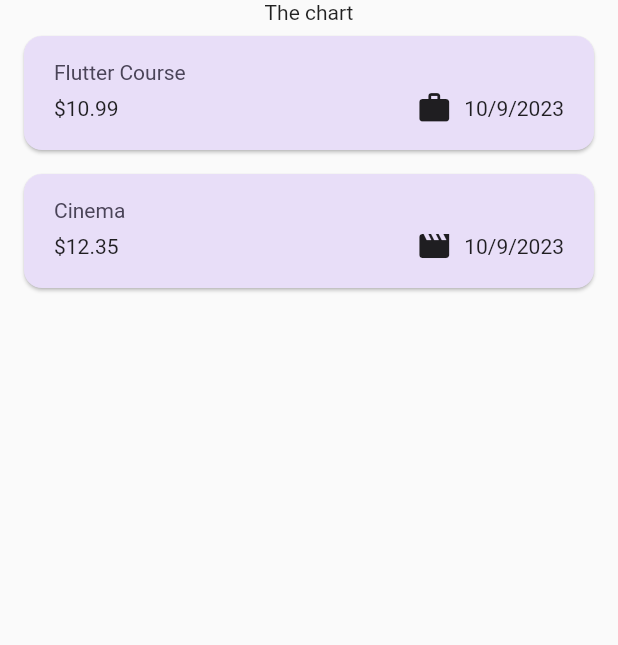
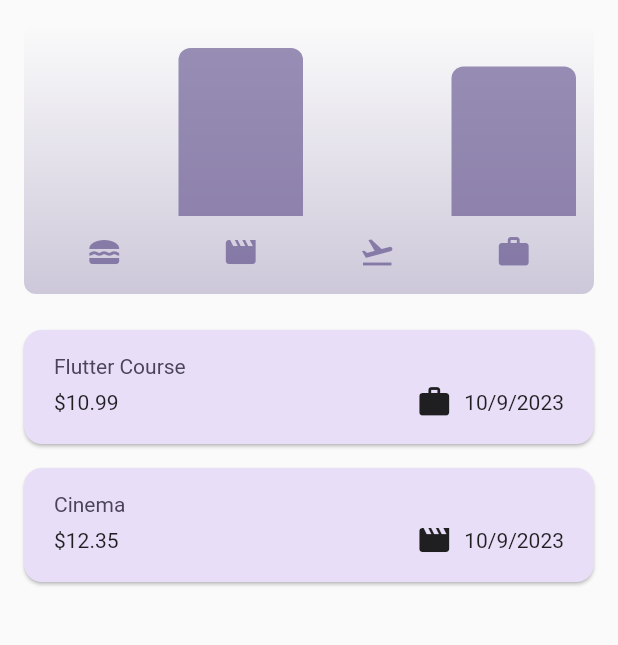
Before and after one commit to Louis-Gil/playground, a Flutter app: the screen it shows after launch, on a phone screen of 412 x 824 dp, the part 84-729 px from its top. Run offline on Flutter 3.47's test engine with Material 2 defaults, Android fonts, the phone set to English and light mode, and no system bars; our stand-ins replace google_fonts.

Commit message:
feat : Add chart at expenses

```diff
--- a/flutter_guild/expense_tracker/lib/models/expense.dart
+++ b/flutter_guild/expense_tracker/lib/models/expense.dart
@@ -34,3 +34,28 @@ class Expense {
     return formatter.format(date);
   }
 }
+
+class ExpenseBucket {
+  const ExpenseBucket({
+    required this.category,
+    required this.expenses,
+  });
+
+  ExpenseBucket.forCategory(List<Expense> allExpenses, this.category)
+      : expenses = allExpenses
+            .where((expense) => expense.category == category)
+            .toList();
+
+  final Category category;
+  final List<Expense> expenses;
+
+  double get totalExpenses {
+    double sum = 0;
+
+    for (final expense in expenses) {
+      sum += expense.amount;
+    }
+
+    return sum;
+  }
+}
--- /dev/null
+++ b/flutter_guild/expense_tracker/lib/widgets/chart/chart.dart
@@ -0,0 +1,95 @@
+import 'package:flutter/material.dart';
+
+import 'package:expense_tracker/widgets/chart/chart_bar.dart';
+import 'package:expense_tracker/models/expense.dart';
+
+class Chart extends StatelessWidget {
+  const Chart({super.key, required this.expenses});
+
+  final List<Expense> expenses;
+
+  List<ExpenseBucket> get buckets {
+    return [
+      ExpenseBucket.forCategory(expenses, Category.food),
+      ExpenseBucket.forCategory(expenses, Category.leisure),
+      ExpenseBucket.forCategory(expenses, Category.travel),
+      ExpenseBucket.forCategory(expenses, Category.work),
+    ];
+  }
+
+  double get maxTotalExpense {
+    double maxTotalExpense = 0;
+
+    for (final bucket in buckets) {
+      if (bucket.totalExpenses > maxTotalExpense) {
+        maxTotalExpense = bucket.totalExpenses;
+      }
+    }
+
+    return maxTotalExpense;
+  }
+
+  @override
+  Widget build(BuildContext context) {
+    final isDarkMode =
+        MediaQuery.of(context).platformBrightness == Brightness.dark;
+    return Container(
+      margin: const EdgeInsets.all(16),
+      padding: const EdgeInsets.symmetric(
+        vertical: 16,
+        horizontal: 8,
+      ),
+      width: double.infinity,
+      height: 180,
+      decoration: BoxDecoration(
+        borderRadius: BorderRadius.circular(8),
+        gradient: LinearGradient(
+          colors: [
+            Theme.of(context).colorScheme.primary.withOpacity(0.3),
+            Theme.of(context).colorScheme.primary.withOpacity(0.0)
+          ],
+          begin: Alignment.bottomCenter,
+          end: Alignment.topCenter,
+        ),
+      ),
+      child: Column(
+        children: [
+          Expanded(
+            child: Row(
+              crossAxisAlignment: CrossAxisAlignment.end,
+              children: [
+                for (final bucket in buckets) // alternative to map()
+                  ChartBar(
+                    fill: bucket.totalExpenses == 0
+                        ? 0
+                        : bucket.totalExpenses / maxTotalExpense,
+                  )
+              ],
+            ),
+          ),
+          const SizedBox(height: 12),
+          Row(
+            children: buckets
+                .map(
+                  (bucket) => Expanded(
+                    child: Padding(
+                      padding: const EdgeInsets.symmetric(horizontal: 4),
+                      child: Icon(
+                        categoryIcons[bucket.category],
+                        color: isDarkMode
+                            ? Theme.of(context).colorScheme.secondary
+                            : Theme.of(context)
+                                .colorScheme
+                                .primary
+                                .withOpacity(0.7),
+                      ),
+                    ),
+                  ),
+                )
+                .toList(),
+          )
+        ],
+      ),
+    );
+  }
+}
--- /dev/null
+++ b/flutter_guild/expense_tracker/lib/widgets/chart/chart_bar.dart
@@ -0,0 +1,34 @@
+import 'package:flutter/material.dart';
+
+class ChartBar extends StatelessWidget {
+  const ChartBar({
+    super.key,
+    required this.fill,
+  });
+
+  final double fill;
+
+  @override
+  Widget build(BuildContext context) {
+    final isDarkMode =
+        MediaQuery.of(context).platformBrightness == Brightness.dark;
+    return Expanded(
+      child: Padding(
+        padding: const EdgeInsets.symmetric(horizontal: 4),
+        child: FractionallySizedBox(
+          heightFactor: fill,
+          child: DecoratedBox(
+            decoration: BoxDecoration(
+              shape: BoxShape.rectangle,
+              borderRadius:
+                  const BorderRadius.vertical(top: Radius.circular(8)),
+              color: isDarkMode
+                  ? Theme.of(context).colorScheme.secondary
+                  : Theme.of(context).colorScheme.primary.withOpacity(0.65),
+            ),
+          ),
+        ),
+      ),
+    );
+  }
+}
--- a/flutter_guild/expense_tracker/lib/widgets/expenses.dart
+++ b/flutter_guild/expense_tracker/lib/widgets/expenses.dart
@@ -1,8 +1,9 @@
-import 'package:expense_tracker/widgets/expensis_list/expenses_list.dart';
-import 'package:expense_tracker/widgets/new_expense.dart';
 import 'package:flutter/material.dart';
 
+import 'package:expense_tracker/widgets/new_expense.dart';
+import 'package:expense_tracker/widgets/expensis_list/expenses_list.dart';
 import 'package:expense_tracker/models/expense.dart';
+import 'package:expense_tracker/widgets/chart/chart.dart';
 
 class Expenses extends StatefulWidget {
   const Expenses({super.key});
@@ -90,7 +91,7 @@ class _ExpensesState extends State<Expenses> {
       ),
       body: Column(
         children: [
-          const Text('The chart'),
+          Chart(expenses: _registeredExpenses),
           Expanded(
             child: mainContent,
           ),
```
